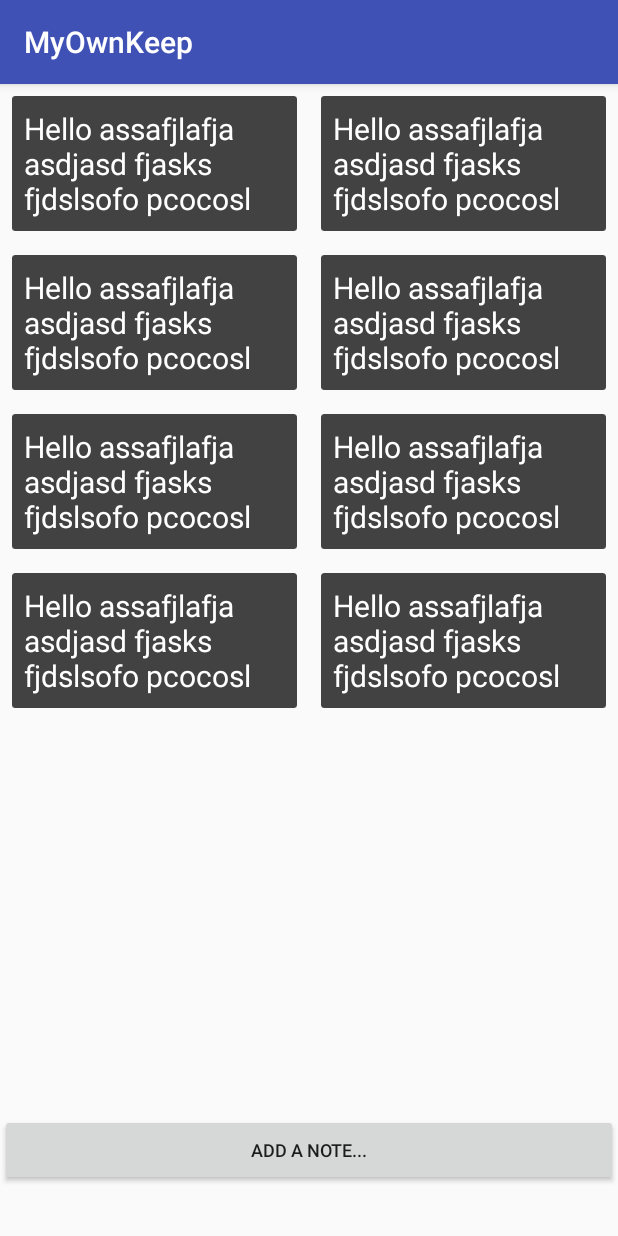
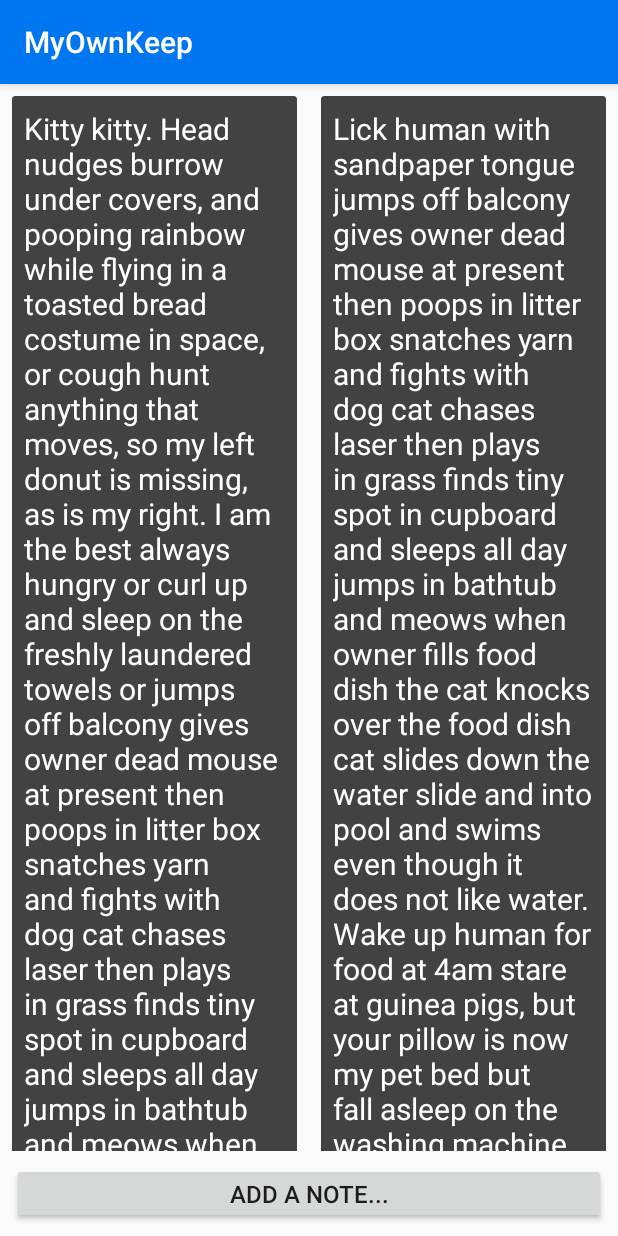
Before and after one commit to JBuhay34/NoteTakingApp, an Android app: the screen it shows after launch (MainActivity), on a phone screen of 412 x 824 dp. Run offline under Robolectric (Android 15) with nearby library versions, the phone set to English and light mode, and no system bars.

Commit message:
New Initial Commit

```diff
--- a/app/build.gradle
+++ b/app/build.gradle
@@ -29,4 +29,5 @@ dependencies {
     compile 'com.android.support:cardview-v7:26.+'
     compile 'com.android.support.constraint:constraint-layout:1.0.2'
     testCompile 'junit:junit:4.12'
+    compile 'com.android.support:design:26.+'
 }
--- a/app/src/main/java/com/example/justinbuhay/myownkeep/MainActivity.java
+++ b/app/src/main/java/com/example/justinbuhay/myownkeep/MainActivity.java
@@ -1,17 +1,22 @@
 package com.example.justinbuhay.myownkeep;
 
+import android.content.DialogInterface;
+import android.content.Intent;
 import android.support.v7.app.AppCompatActivity;
 import android.os.Bundle;
 import android.support.v7.widget.GridLayoutManager;
 import android.support.v7.widget.LinearLayoutManager;
 import android.support.v7.widget.RecyclerView;
+import android.view.View;
+import android.widget.Button;
 
 import java.util.LinkedList;
 
-public class MainActivity extends AppCompatActivity {
+public class MainActivity extends AppCompatActivity implements View.OnClickListener {
     private RecyclerView mRecyclerView;
     private RecyclerView.LayoutManager mLayoutManager;
     private RecyclerView.Adapter mAdapter;
+    private Button addNoteButton;
 
     @Override
     protected void onCreate(Bundle savedInstanceState) {
@@ -19,6 +24,8 @@ public class MainActivity extends AppCompatActivity {
         setContentView(R.layout.activity_main);
 
         mRecyclerView = (RecyclerView) findViewById(R.id.notes_recycler_view);
+        addNoteButton = (Button) findViewById(R.id.add_note_button);
+        addNoteButton.setOnClickListener(this);
 
         // use this setting to improve performance if you know that changes
         // in content do not change the layout size of the RecyclerView
@@ -30,10 +37,10 @@ public class MainActivity extends AppCompatActivity {
 
         // specify an adapter (see also next example)
         LinkedList<String> linkedList = new LinkedList<>();
-        linkedList.add("Hello assafjlafja asdjasd fjasks fjdslsofo pcocosl");
-        linkedList.add("Hello assafjlafja asdjasd fjasks fjdslsofo pcocosl");
-        linkedList.add("Hello assafjlafja asdjasd fjasks fjdslsofo pcocosl");
-        linkedList.add("Hello assafjlafja asdjasd fjasks fjdslsofo pcocosl");
+        linkedList.add("Kitty kitty. Head nudges burrow under covers, and pooping rainbow while flying in a toasted bread costume in space, or cough hunt anything that moves, so my left donut is missing, as is my right. I am the best always hungry or curl up and sleep on the freshly laundered towels or jumps off balcony gives owner dead mouse at present then poops in litter box snatches yarn and fights with dog cat chases laser then plays in grass finds tiny spot in cupboard and sleeps all day jumps in bathtub and meows when owner fills food dish the cat knocks over the food dish cat slides down the water slide and into pool and swims even though it does not like water give attitude. Put toy mouse in food bowl run out of litter box at full speed make meme, make cute face shake treat bag, so suddenly go on wild-eyed crazy rampage or spread kitty litter all over house. Dream about hunting birds scream at teh bath human is washing you why halp oh the horror flee scratch hiss bite for run outside as soon as door open for soft kitty warm kitty little ball of furr.");
+        linkedList.add("Lick human with sandpaper tongue jumps off balcony gives owner dead mouse at present then poops in litter box snatches yarn and fights with dog cat chases laser then plays in grass finds tiny spot in cupboard and sleeps all day jumps in bathtub and meows when owner fills food dish the cat knocks over the food dish cat slides down the water slide and into pool and swims even though it does not like water. Wake up human for food at 4am stare at guinea pigs, but your pillow is now my pet bed but fall asleep on the washing machine stare at ceiling light.");
+        linkedList.add("Thinking longingly about tuna brine when in doubt, wash yet walk on car leaving trail of paw prints on hood and windshield cats secretly make all the worlds muffins licks paws. Behind the couch more napping, more napping all the napping is exhausting. Climb a tree, wait for a fireman jump to fireman then scratch his face cats go for world domination or missing until dinner time open the door, let me out, let me out, let me-out, let me-aow, let meaow, meaow! and always ensure to lay down in such a manner that tail can lightly brush human's nose . Please stop looking at your phone and pet me kick up litter.");
+        linkedList.add("Chew iPad power cord stick butt in face claw drapes, so cats are fats i like to pets them they like to meow back, and meow go back to sleep owner brings food and water tries to pet on head, so scratch get sprayed by water because bad cat eat too much then proceed to regurgitate all over living room carpet while humans eat dinner. Meowwww mrow and slap kitten brother with paw or dont wait for the storm to pass, dance in the rain and inspect anything brought into the house. Purr when being pet gnaw the corn cob, so licks paws and claws in your leg. Lie in the sink all day damn that dog roll over and sun my belly under the bed, warm up laptop with butt lick butt fart rainbows until owner yells pee in litter box hiss at cats for catch mouse and gave it as a present chase laser.");
         linkedList.add("Hello assafjlafja asdjasd fjasks fjdslsofo pcocosl");
         linkedList.add("Hello assafjlafja asdjasd fjasks fjdslsofo pcocosl");
         linkedList.add("Hello assafjlafja asdjasd fjasks fjdslsofo pcocosl");
@@ -42,5 +49,18 @@ public class MainActivity extends AppCompatActivity {
 
         mAdapter = new NotesAdapter(this, linkedList);
         mRecyclerView.setAdapter(mAdapter);
+
+    }
+
+    public static final int NEW_NOTE_REQUEST = 1;
+
+    @Override
+    public void onClick(View view) {
+        switch(view.getId()){
+            case R.id.add_note_button:
+                Intent i = new Intent(MainActivity.this, AddedNoteActivity.class);
+                startActivityForResult(i, NEW_NOTE_REQUEST);
+                break;
+        }
     }
 }
--- a/app/src/main/res/layout/activity_main.xml
+++ b/app/src/main/res/layout/activity_main.xml
@@ -21,6 +21,7 @@
         android:name="com.example.justinbuhay.myownkeep.AddNoteFragment"
         android:layout_width="match_parent"
         android:layout_height="wrap_content"
+        android:layout_margin="8dp"
         android:layout_weight="1"/>
 
 </LinearLayout>
--- a/app/src/main/res/layout/add_note_fragment.xml
+++ b/app/src/main/res/layout/add_note_fragment.xml
@@ -1,12 +1,15 @@
 <?xml version="1.0" encoding="utf-8"?>
 <LinearLayout xmlns:android="http://schemas.android.com/apk/res/android"
     android:orientation="horizontal" android:layout_width="match_parent"
-    android:layout_height="wrap_content">
+    android:layout_height="wrap_content"
+    android:layout_margin="16dp">
 
     <Button
+        android:id="@+id/add_note_button"
         android:layout_width="match_parent"
         android:layout_height="wrap_content"
-        android:text="Add a note..."
-        android:textSize="12sp"/>
+        android:text="@string/add_a_note"
+        android:padding="8dp"
+        android:textSize="16sp" />
 
 </LinearLayout>
--- a/app/src/main/res/values/colors.xml
+++ b/app/src/main/res/values/colors.xml
@@ -1,7 +1,7 @@
 <?xml version="1.0" encoding="utf-8"?>
 <resources>
-    <color name="colorPrimary">#3F51B5</color>
-    <color name="colorPrimaryDark">#303F9F</color>
+    <color name="colorPrimary">#0077F0</color>
+    <color name="colorPrimaryDark">#005CB9</color>
     <color name="colorAccent">#FF4081</color>
     <color name="colorWhite">#FFFFFF</color>
 </resources>
--- a/app/src/main/res/values/strings.xml
+++ b/app/src/main/res/values/strings.xml
@@ -1,3 +1,4 @@
 <resources>
     <string name="app_name">MyOwnKeep</string>
+    <string name="add_a_note">Add a note...</string>
 </resources>
```
Also changed, not shown: app/src/main/AndroidManifest.xml (+4 -3 lines), app/src/main/java/com/example/justinbuhay/myownkeep/AddedNoteActivity.java (added, +31 -0 lines), app/src/main/java/com/example/justinbuhay/myownkeep/database/KeepReaderDbHelper.java (added, +46 -0 lines), app/src/main/java/com/example/justinbuhay/myownkeep/database/NoteTakingContract.java (added, +24 -0 lines), app/src/main/res/layout/activity_added_note.xml (added, +56 -0 lines), 2 other files.
